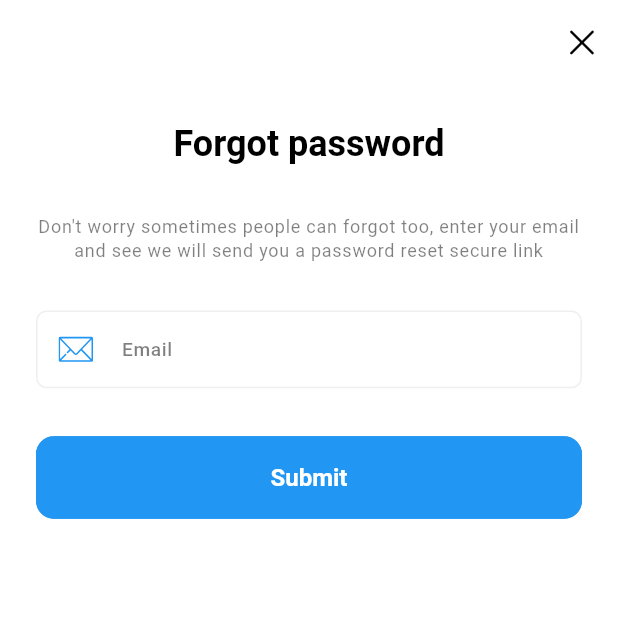
After one commit to TharunChowdary744/Track-Wallet, a Flutter app: the ForgotPassword screen opened directly, on a phone screen of 412 x 824 dp, the top half of it. The commit adds this screen. Run offline on Flutter 3.47's test engine with Material 3 defaults, Android fonts, the phone set to English and light mode, and no system bars; our stand-ins replace cloud_firestore, connectivity_plus, convex_bottom_bar, firebase_analytics, firebase_auth, firebase_core and 12 more; missing offline and left inert: country_codes, flutter_share; accounts and stored records are empty; Roboto replaces fonts that are missing (Poppins); project files that could hold a hidden picture were left out.

Commit message:
Once Credentials need to check and all set( Mainly Images, Texts and Sizes)

```diff
--- a/lib/src/data/user/user_repository.dart
+++ b/lib/src/data/user/user_repository.dart
@@ -6,7 +6,7 @@ import 'package:flutter/material.dart';
 import 'package:flutter/services.dart';
 import 'package:get/get.dart';
 
-import '../../features/authentication/models/user_model.dart';
+import '../../features/personalization/modals/user_model.dart';
 
 class UserRepository extends GetxController {
   static UserRepository get instance => Get.find();
--- /dev/null
+++ b/lib/src/features/authentication/controllers/forgot_password/forgot_password_controller.dart
@@ -0,0 +1,75 @@
+import 'package:expense_tracker/src/data/authentication/authentication_repository.dart';
+import 'package:expense_tracker/src/utils/constants/image_strings.dart';
+import 'package:expense_tracker/src/utils/loaders/loader.dart';
+import 'package:expense_tracker/src/utils/logger/logger.dart';
+import 'package:expense_tracker/src/utils/popups/full_screen_loader.dart';
+import 'package:flutter/cupertino.dart';
+import 'package:get/get.dart';
+
+import '../../../../utils/helpers/network_manager.dart';
+import '../../screens/password_configuration/reset_password.dart';
+
+class ForgotPasswordController extends GetxController {
+  static ForgotPasswordController get instance => Get.find();
+
+  final email = TextEditingController();
+  GlobalKey<FormState> forgetPasswordFormKey = GlobalKey<FormState>();
+
+  sendPasswordResetEmail() async {
+    try {
+      TcFullScreenLoader.openLoadingDialog(
+          'Processing your request...', TcImages.loadingDataImage);
+
+      final isConnected = await NetworkManager.instance.isConnected();
+
+      if (!isConnected) {
+        TcFullScreenLoader.stopLoading();
+        return;
+      }
+      if (!forgetPasswordFormKey.currentState!.validate()) {
+        TcFullScreenLoader.stopLoading();
+        return;
+      }
+      TcLoggerHelper.error("------>$email");
+      await AuthenticationRepository.instance
+          .sendPasswordResetEmail(email.text.trim());
+      TcFullScreenLoader.stopLoading();
+
+      TcLoaders.successSnackBar(
+          title: 'Email Sent',
+          message: "Email Link Sent to Resent your Password".tr);
+
+      Get.to(() => ResetPasswordScreen(email: email.text.trim()));
+    } catch (e) {
+      TcFullScreenLoader.stopLoading();
+      TcLoaders.errorSnackBar(title: 'Oh Snap', message: e.toString());
+    }
+  }
+
+  resendPasswordResetEmail(String email) async {
+    try {
+      TcFullScreenLoader.openLoadingDialog(
+          'Processing your request...', TcImages.loadingDataImage);
+
+      final isConnected = await NetworkManager.instance.isConnected();
+
+      if (!isConnected) {
+        TcFullScreenLoader.stopLoading();
+        return;
+      }
+
+      await AuthenticationRepository.instance
+          .sendPasswordResetEmail(email);
+      TcFullScreenLoader.stopLoading();
+
+      TcLoaders.successSnackBar(
+          title: 'Email Sent',
+          message: "Email Link Sent to Resent your Password".tr);
+
+      Get.to(() => ResetPasswordScreen(email: email));
+    } catch (e) {
+      TcFullScreenLoader.stopLoading();
+      TcLoaders.errorSnackBar(title: 'Oh Snap', message: e.toString());
+    }
+  }
+}
--- /dev/null
+++ b/lib/src/features/authentication/screens/password_configuration/forgot_password.dart
@@ -0,0 +1,66 @@
+import 'package:expense_tracker/src/common/form_fields/custom_form_field.dart';
+import 'package:expense_tracker/src/features/authentication/controllers/forgot_password/forgot_password_controller.dart';
+import 'package:expense_tracker/src/utils/constants/image_strings.dart';
+import 'package:expense_tracker/src/utils/constants/sizes.dart';
+import 'package:expense_tracker/src/utils/constants/text_strings.dart';
+import 'package:expense_tracker/src/utils/helpers/helper_functions.dart';
+import 'package:flutter/cupertino.dart';
+import 'package:flutter/material.dart';
+import 'package:get/get.dart';
+
+import '../../../../utils/validators/validators.dart';
+
+class ForgotPassword extends StatelessWidget {
+  const ForgotPassword({super.key});
+
+  @override
+  Widget build(BuildContext context) {
+    final controller = Get.put(ForgotPasswordController());
+    return Scaffold(
+      appBar: AppBar(
+        automaticallyImplyLeading: false,
+        actions: [IconButton(onPressed: ()=>Get.back(), icon: Icon(CupertinoIcons.clear))],
+      ),
+      body: Padding(
+        padding: EdgeInsets.all(TcSizes.defaultSpace),
+        child: Column(
+          children: [
+
+            /// change image
+            Text(TcTexts.forgotPasswordTitle, style: Theme
+                .of(context)
+                .textTheme
+                .headlineMedium, textAlign: TextAlign.center,),
+            SizedBox(height: TcSizes.spaceBtwSections,),
+            Text(TcTexts.forgotPasswordSubTitle, style: Theme
+                .of(context)
+                .textTheme
+                .labelMedium, textAlign: TextAlign.center,),
+            SizedBox(height: TcSizes.spaceBtwSections,),
+            Form(
+              key: controller.forgetPasswordFormKey,
+              child: CustomTextFormField(
+                currentNode: FocusNode(),
+                nextNode: FocusNode(),
+                textInputAction: TextInputAction.next,
+                maxLines: 1,
+                fieldController: controller.email,
+                hintText: TcTexts.email,
+                prefixImage: TcImages.textFieldMail,
+                keyboardType: TextInputType.emailAddress,
+                validator: (value) => TcValidator.validateEmail(value!),
+                obscureText: false,
+              ),
+            ),
+            SizedBox(height: TcSizes.spaceBtwSections,),
+
+            SizedBox(
+              width: double.infinity,
+              child: ElevatedButton(onPressed: ()=>controller.sendPasswordResetEmail(),child: Text(TcTexts.submit),),
+            )
+          ],
+        ),
+      ),
+    );
+  }
+}
--- a/lib/src/features/core/screens/profile_page.dart
+++ b/lib/src/features/core/screens/profile_page.dart
@@ -5,7 +5,7 @@ import '../../../common/form_fields/custom_form_field.dart';
 import '../../../utils/utils.dart';
 import '../../../utils/validators/validators.dart';
 import '../../../common/form_fields/currency_form_field.dart';
-import '../../authentication/models/user_model.dart';
+import '../../personalization/modals/user_model.dart';
 
 class ProfilePage extends StatelessWidget {
   static const String id = "profile_page";
--- a/lib/src/utils/constants/text_strings.dart
+++ b/lib/src/utils/constants/text_strings.dart
@@ -9,6 +9,9 @@ class TcTexts {
   static const String onBoardingSubTitle3 = "onBoardingSubTitle3";
 
   // Auth
+  static const String email = 'Email';
+  static const String submit = 'Submit';
+  static const String done = 'Done';
   static const String signUpHeading = 'Let\'s create your account';
   static const String confirmEmail = 'Verify your email address!';
   static const String emailSentText =
@@ -16,6 +19,10 @@ class TcTexts {
   static const String yourAccountCreatedTitle = 'Your account successfully created!';
   static const String yourAccountCreatedSubTitle = 'Welcome to Your Ultimate Expense Management Hub! Your account is now created. Dive into the convenience of Effortless Expense Tracking.';
   static const String resendEmail = 'Resend Email';
+  static const String forgotPasswordTitle = 'Forgot password';
+  static const String forgotPasswordSubTitle = 'Don\'t worry sometimes people can forgot too, enter your email and see we will send you a password reset secure link';
+  static const String changeYourPasswordTitle = 'Password Reset Email Sent';
+  static const String changeYourPasswordSubTitle = 'Your Account Security is Our Priority! We\'ve Sent you a Secure Link to Safely Change Your Password and Keep Your Account Protected';
   static const String tcContinue = 'Continue';
   static const String rememberMe = 'Remember Me';
   static const String forgotPassword = 'Forgot Password?';
```
Also changed, not shown: lib/src/data/authentication/authentication_repository.dart (+36 -73 lines), lib/src/features/authentication/controllers/login/login_controller.dart (+32 -5 lines), lib/src/features/authentication/controllers/signup/signup_controller.dart (+5 -2 lines), lib/src/features/authentication/screens/login/login_page.dart (+6 -24 lines), lib/src/features/authentication/screens/password_configuration/reset_password.dart (added, +54 -0 lines), lib/src/features/authentication/screens/signup/signup.dart (+7 -10 lines), lib/src/features/personalization/controllers/user_controller.dart (added, +36 -0 lines), lib/src/features/personalization/modals/user_model.dart (renamed from lib/src/features/authentication/models/user_model.dart, +21 -1 lines).
